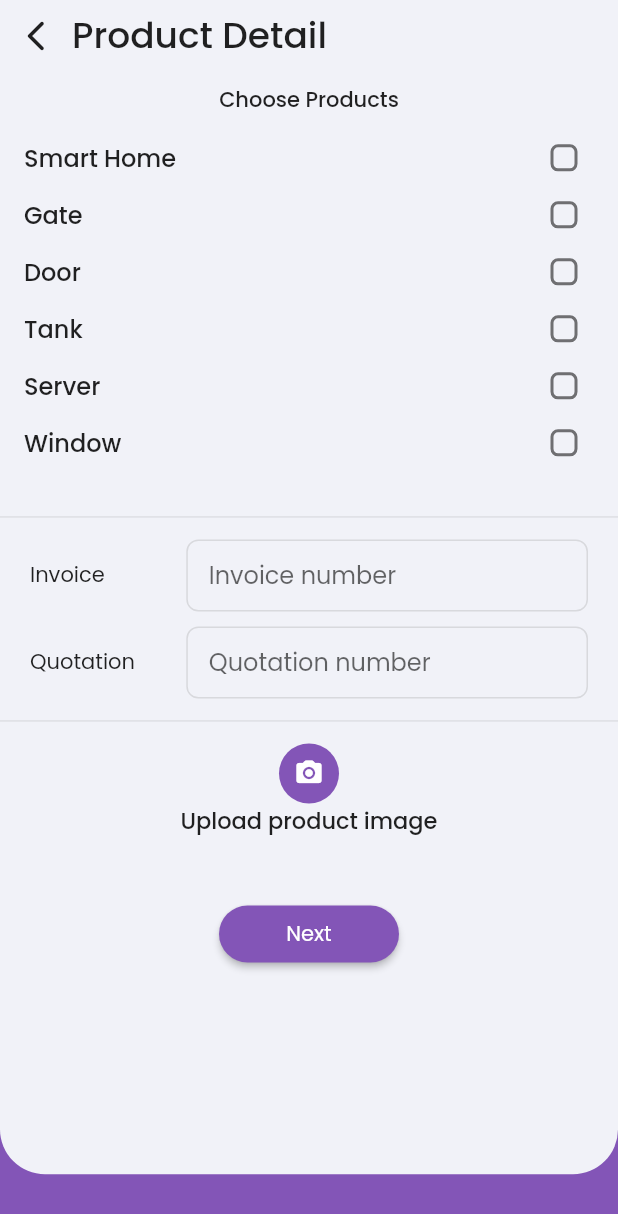
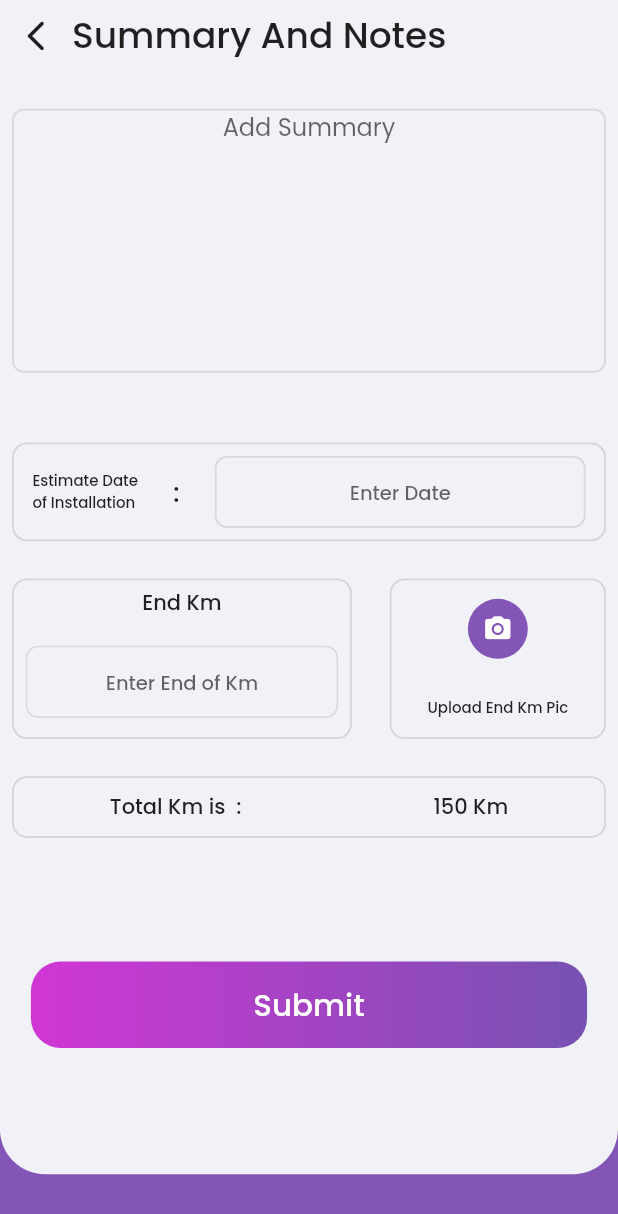
Before and after one commit to onwords-smart-solutions/my_office, a Flutter app: the ProductDetailScreen widget shown alone on an empty page, opened directly, after a tap on "Next", on a phone screen of 412 x 824 dp. Shown: the top 1214 px of the screen. Run offline on Flutter 3.47's test engine with Material 2 defaults, Android fonts, the phone set to English and light mode, and no system bars; our stand-ins replace after_layout, auto_size_text, awesome_dialog, connectivity_plus, delayed_display, firebase_auth and 14 more; missing offline and left inert: slide_to_confirm; accounts and stored records are empty.

Commit message:
add summary page(22/02/2023)

```diff
--- a/lib/PR/visit/product_detail_screen.dart
+++ b/lib/PR/visit/product_detail_screen.dart
@@ -2,6 +2,7 @@ import 'package:flutter/material.dart';
 import 'package:flutter/services.dart';
 import 'package:my_office/Constant/colors/constant_colors.dart';
 import 'package:my_office/Constant/fonts/constant_font.dart';
+import 'package:my_office/PR/visit/summary_notes.dart';
 import 'package:my_office/util/screen_template.dart';
 
 class ProductDetailScreen extends StatefulWidget {
@@ -14,6 +15,7 @@ class ProductDetailScreen extends StatefulWidget {
 class _ProductDetailScreenState extends State<ProductDetailScreen> {
   final TextEditingController _invoiceController = TextEditingController();
   final TextEditingController _quotationController = TextEditingController();
+
   Map<String, bool> products = {
     'Smart Home': false,
     'Gate': false,
@@ -134,7 +136,7 @@ class _ProductDetailScreenState extends State<ProductDetailScreen> {
             const Text('Invoice'),
             const SizedBox(width: 20.0),
             SizedBox(
-              width: MediaQuery.of(context).size.width * .65,
+              width: MediaQuery.of(context).size.width * .63,
               child: TextField(
                   controller: _invoiceController,
                   textInputAction: TextInputAction.done,
@@ -156,19 +158,20 @@ class _ProductDetailScreenState extends State<ProductDetailScreen> {
                         color: Colors.purple,
                       ),
                     ),
-                  )),
+                  ),
+              ),
             )
           ],
         ),
         const SizedBox(height: 10.0),
         //quotation
         Row(
-          mainAxisAlignment: MainAxisAlignment.spaceBetween,
+          mainAxisAlignment: MainAxisAlignment.spaceEvenly,
           children: [
             const Text('Quotation'),
             const SizedBox(width: 20.0),
             SizedBox(
-              width: MediaQuery.of(context).size.width * .65,
+              width: MediaQuery.of(context).size.width * .63,
               child: TextField(
                   controller: _quotationController,
                   textInputAction: TextInputAction.done,
@@ -204,7 +207,7 @@ class _ProductDetailScreenState extends State<ProductDetailScreen> {
       width: 120.0,
       child: ElevatedButton(
           onPressed: () {
-            // Navigator.of(context).push(MaterialPageRoute(builder: (_)=>ProductDetailScreen()));
+            Navigator.of(context).push(MaterialPageRoute(builder: (_)=>const SummaryAndNotes()));
           },
           style: ElevatedButton.styleFrom(
               disabledBackgroundColor: ConstantColor.backgroundColor,
--- /dev/null
+++ b/lib/PR/visit/summary_notes.dart
@@ -0,0 +1,432 @@
+
+
+import 'dart:io';
+
+import 'package:flutter/material.dart';
+import 'package:flutter/services.dart';
+import 'package:image_picker/image_picker.dart';
+import 'package:intl/intl.dart';
+import 'package:my_office/Constant/colors/constant_colors.dart';
+import 'package:my_office/util/screen_template.dart';
+
+import '../../Constant/fonts/constant_font.dart';
+
+class SummaryAndNotes extends StatefulWidget {
+  const SummaryAndNotes({Key? key}) : super(key: key);
+
+  @override
+  State<SummaryAndNotes> createState() => _SummaryAndNotesState();
+}
+
+class _SummaryAndNotesState extends State<SummaryAndNotes> {
+
+  File? image;
+
+  TextEditingController summaryController = TextEditingController();
+  TextEditingController dateController = TextEditingController();
+  TextEditingController totalKMController = TextEditingController();
+
+  Future picImageFromGallery() async {
+    try{
+      final image =  await ImagePicker().pickImage(source: ImageSource.gallery);
+      if(image == null) return;
+
+      final imageTemporary = File(image.path);
+      setState(() {
+        this.image = imageTemporary;
+      });
+    } on PlatformException catch (e) {
+      e;
+    }
+
+
+
+  }
+
+  Future picImageFromCamara() async {
+    try{
+      final image =  await ImagePicker().pickImage(source: ImageSource.camera);
+      if(image == null) return;
+
+      final imageTemporary = File(image.path);
+      setState(() {
+        this.image = imageTemporary;
+      });
+    } on PlatformException catch (e) {
+      e;
+    }
+
+
+
+  }
+
+  void uploadKMImage(double height, double width) {
+    showModalBottomSheet<void>(
+      context: context,
+      backgroundColor: Colors.transparent,
+      builder: (BuildContext ctx) {
+        return Container(
+          margin:  EdgeInsets.symmetric(horizontal: width*0.01),
+          decoration: const BoxDecoration(
+            borderRadius: BorderRadius.only(
+              topLeft: Radius.circular(20),
+              topRight: Radius.circular(20),
+            ),
+            color: Colors.white,
+          ),
+          child: Column(
+            mainAxisAlignment: MainAxisAlignment.spaceBetween,
+            mainAxisSize: MainAxisSize.min,
+            children: <Widget>[
+              Material(
+                color: Colors.transparent,
+                child: InkWell(
+                  onTap: () async {
+                    picImageFromGallery();
+                    Navigator.of(ctx).pop();
+                  },
+                  borderRadius: const BorderRadius.only(
+                    topLeft: Radius.circular(20),
+                    topRight: Radius.circular(20),
+                  ),
+                  child: SizedBox(
+                    height: height*0.07,
+                    child: Row(
+                      children:  [
+                        SizedBox(width: width * 0.05),
+                        const Icon(Icons.photo_library_rounded,
+                            color: Color(0xff8355B7)),
+                        SizedBox(width: width * 0.05),
+                        Text(
+                          "Choose from library",
+                          style: TextStyle(
+                            fontSize: 16,
+                            fontFamily: ConstantFonts.poppinsMedium,
+                            fontWeight: FontWeight.w500,
+                          ),
+                        ),
+                      ],
+                    ),
+                  ),
+                ),
+              ),
+              Material(
+                color: Colors.transparent,
+                child: InkWell(
+                  onTap: () async {
+                    picImageFromCamara();
+                    Navigator.of(ctx).pop();
+                  },
+                  child: SizedBox(
+                    height: height *0.07,
+                    child: Row(
+                      children:  [
+                        SizedBox(width: width * 0.05),
+                        const Icon(Icons.camera_alt_rounded,
+                            color: Color(0xff8355B7)),
+                        SizedBox(width: width * 0.05),
+                        Text(
+                          "Take photo",
+                          style: TextStyle(
+                            fontFamily: ConstantFonts.poppinsMedium,
+                            fontSize: 16,
+                            fontWeight: FontWeight.w500,
+                          ),
+                        ),
+                      ],
+                    ),
+                  ),
+                ),
+              ),
+            ],
+          ),
+        );
+      },
+    );
+  }
+
+  @override
+  Widget build(BuildContext context) {
+    final height = MediaQuery.of(context).size.height;
+    final width = MediaQuery.of(context).size.width;
+    return ScreenTemplate(bodyTemplate: bodyContent(height, width), title: 'Summary And Notes');
+  }
+  Widget bodyContent(double height,double width){
+    return SingleChildScrollView(
+      padding: const EdgeInsets.all(8),
+      physics: const BouncingScrollPhysics(),
+      child: Column(
+        children: [
+          summaryFiled(height, width),
+          dateFiled(height, width),
+          kmAndImagePicWidget(height, width),
+          totalKmFiled(height, width),
+          submitButtonWidget(height, width),
+        ],
+      ),
+    );
+  }
+
+  Widget summaryFiled(double height, double width) {
+    return Container(
+      margin: EdgeInsets.symmetric(vertical: height*0.01),
+      height: height*0.25,
+      width: double.infinity,
+      color: Colors.transparent,
+      child: Column(
+        children: [
+          TextField(
+              controller: summaryController,
+              textInputAction: TextInputAction.next,
+              keyboardType: TextInputType.text,
+              maxLines: 8,
+              textAlign: TextAlign.center,
+              decoration: InputDecoration(
+                contentPadding: const EdgeInsets.symmetric(horizontal: 15),
+                hintText: 'Add Summary',
+                enabledBorder: OutlineInputBorder(
+                  borderRadius: BorderRadius.circular(8),
+                  borderSide: BorderSide(
+                    width: width*0.003,
+                    color: Colors.grey.withOpacity(.3),
+                  ),
+                ),
+                focusedBorder: OutlineInputBorder(
+                  borderRadius: BorderRadius.circular(8),
+                  borderSide: const BorderSide(
+                    width: 1.5,
+                    color: Colors.purple,
+                  ),
+                ),
+              )),
+        ],
+      ),
+    );
+  }
+
+  Widget dateFiled(double height, double width) {
+    return Container(
+      margin: EdgeInsets.symmetric(vertical: height*0.01),
+      padding: EdgeInsets.symmetric(horizontal: width*0.03),
+      height: height*0.08,
+      width: double.infinity,
+      decoration: BoxDecoration(
+          borderRadius: BorderRadius.circular(10),
+          border: Border.all(color: Colors.black12,width: width*0.003)
+      ),
+      child: Row(
+        mainAxisAlignment: MainAxisAlignment.spaceBetween,
+        children: [
+          Text('Estimate Date\nof Installation',style: TextStyle(fontFamily: ConstantFonts.poppinsMedium,fontSize: 10),),
+          Text(':',style: TextStyle(fontFamily: ConstantFonts.poppinsMedium,fontSize: 18),),
+          SizedBox(
+            width: width*0.6,
+            child: TextFormField(
+              controller: dateController,
+              textInputAction: TextInputAction.done,
+              keyboardType: TextInputType.datetime,
+              textAlign: TextAlign.center,
+              readOnly: true,
+              decoration: InputDecoration(
+                contentPadding: const EdgeInsets.symmetric(horizontal: 15),
+                hintText: 'Enter Date',
+                hintStyle: TextStyle(
+                  fontSize: 13,
+                  fontFamily: ConstantFonts.poppinsMedium,
+                ),
+                enabledBorder: OutlineInputBorder(
+                  borderRadius: BorderRadius.circular(8),
+                  borderSide: BorderSide(
+                    width: width*0.003,
+                    color: Colors.grey.withOpacity(.3),
+                  ),
+                ),
+                focusedBorder: OutlineInputBorder(
+                  borderRadius: BorderRadius.circular(8),
+                  borderSide: const BorderSide(
+                    width: 1.5,
+                    color: Colors.purple,
+                  ),
+                ),
+              ),
+              onTap: () async {
+                DateTime? pickedDate = await showDatePicker(
+                  context: context, initialDate: DateTime.now(),
+                  firstDate: DateTime(2000), //DateTime.now() - not to allow to choose before today.
+                  lastDate: DateTime(2101),
+                );
+                if(pickedDate != null ){
+                  String formattedDate = DateFormat('yyyy-MM-dd').format(pickedDate);
+                  setState(() {
+                    dateController.text = formattedDate; //set output date to TextField value.
+                  });
+                }
+              },
+            ),
+          ),
+        ],
+      ),
+    );
+  }
+
+  Widget submitButtonWidget(double height, double width) {
+    return GestureDetector(
+          onTap: () {},
+          child: Container(
+            margin: EdgeInsets.only(top: height * 0.10),
+            height: height * 0.07,
+            width: width * 0.9,
+            decoration: BoxDecoration(
+              borderRadius: BorderRadius.circular(20),
+              gradient: const LinearGradient(
+                colors: [
+                  Color(0xffD136D4),
+                  Color(0xff7652B2),
+                ],
+              ),
+            ),
+            child: Center(
+              child: Text(
+                'Submit',
+                style: TextStyle(
+                    fontFamily: ConstantFonts.poppinsMedium,
+                    fontSize: height * 0.025,
+                    color: Colors.white),
+              ),
+            ),
+          ),
+        );
+  }
+
+  Widget kmAndImagePicWidget(double height, double width) {
+    return Container(
+            margin: EdgeInsets.symmetric(vertical: height*0.02),
+            // padding: const EdgeInsets.all(10),
+            // height: height*0.1,
+            width: double.infinity,
+            child: Row(
+              mainAxisAlignment: MainAxisAlignment.spaceBetween,
+              children: [
+                endKmFiled(height, width),
+                uploadImageWidget(height, width),
+              ],
+            ),
+          );
+  }
+
+  Widget endKmFiled(double height, double width) {
+    return Container(
+        height: height*0.13,
+        width: width*0.55,
+        decoration: BoxDecoration(
+            borderRadius: BorderRadius.circular(10),
+            border: Border.all(color: Colors.black12,width: width*0.003)
+        ),
+        child: Column(
+          mainAxisAlignment: MainAxisAlignment.spaceAround,
+          children: [
+            Text('End Km',style: TextStyle(fontFamily: ConstantFonts.poppinsMedium),),
+            Padding(
+              padding: const EdgeInsets.all(8.0),
+              child: TextField(
+                  controller: totalKMController,
+                  textInputAction: TextInputAction.done,
+                  keyboardType: TextInputType.number,
+                  textAlign: TextAlign.center,
+                  maxLength: 3,
+                  decoration: InputDecoration(
+                    counterText: '',
+                    contentPadding: const EdgeInsets.symmetric(horizontal: 15),
+                    hintText: 'Enter End of Km',
+                    hintStyle: TextStyle(
+                      fontSize: 13,
+                      fontFamily: ConstantFonts.poppinsMedium,
+                    ),
+                    enabledBorder: OutlineInputBorder(
+                      borderRadius: BorderRadius.circular(8),
+                      borderSide: BorderSide(
+                        width: 1,
+                        color: Colors.grey.withOpacity(.3),
+                      ),
+                    ),
+                    focusedBorder: OutlineInputBorder(
+                      borderRadius: BorderRadius.circular(8),
+                      borderSide: const BorderSide(
+                        width: 1.5,
+                        color: Colors.purple,
+                      ),
+                    ),
+                  )),
+            ),
+          ],
+        )
+    );
+  }
+
+  Widget uploadImageWidget(double height, double width) {
+    return Container(
+                height: height*0.13,
+                width: width*0.35,
+                decoration: BoxDecoration(
+                    borderRadius: BorderRadius.circular(10),
+
+                    border: Border.all(color: Colors.black12,width: width*0.003),
+                ),
+                child:  Column(
+                  mainAxisAlignment: MainAxisAlignment.spaceAround,
+
+                  children: [
+
+                   image != null ? Container(
+                     decoration: BoxDecoration(
+                       borderRadius: BorderRadius.circular(30),),
+                     child: Image.file(image!,
+                       height: height*0.08,
+                       width: width*0.25,
+                       fit: BoxFit.cover,
+                     ),
+                   ) : CircleAvatar(
+                        backgroundColor: ConstantColor.backgroundColor,
+                        radius: 20.0,
+                        child:  IconButton(
+                            onPressed: () {
+                              HapticFeedback.heavyImpact();
+                              uploadKMImage(height, width);
+                            },
+                            icon: const Icon(
+                              Icons.photo_camera_rounded,
+                              color: Colors.white,
+                              size: 20.0,
+                            ),),),
+                    Center(
+                      child: Text(
+                        'Upload End Km Pic',
+                        style: TextStyle(
+                            fontFamily: ConstantFonts.poppinsMedium, fontSize: 10.0),
+                      ),
+                    ),
+                  ],
+                ),
+              );
+  }
+
+  Widget totalKmFiled(double height, double width) {
+    return Container(
+        margin: EdgeInsets.only(top: height*0.01),
+        height: height*0.05,
+        decoration: BoxDecoration(
+            borderRadius: BorderRadius.circular(10),
+            border: Border.all(color: Colors.black12,width: width*0.003)
+        ),
+        child: Row(
+          mainAxisAlignment: MainAxisAlignment.spaceAround,
+          children: [
+            Text('Total Km is  :',style: TextStyle(fontFamily: ConstantFonts.poppinsMedium),),
+            Text('150 Km',style: TextStyle(fontFamily: ConstantFonts.poppinsMedium),),
+          ],
+        )
+    );
+  }
+
+
+}
--- a/lib/main.dart
+++ b/lib/main.dart
@@ -17,6 +17,8 @@ import 'models/visit_model.dart';
 
 
 
+
+/// version: 1.0.0+3 Updated On (21/02/2023)
 
 void main() async {
   WidgetsFlutterBinding.ensureInitialized();
--- a/lib/util/screen_template.dart
+++ b/lib/util/screen_template.dart
@@ -16,15 +16,11 @@ class ScreenTemplate extends StatelessWidget {
     final height = MediaQuery.of(context).size.height;
     final width = MediaQuery.of(context).size.width;
     return Scaffold(
-      body: SizedBox(
-        height: height,
-        width: width,
-        child: Stack(
-          alignment: AlignmentDirectional.bottomCenter,
+      body: SingleChildScrollView(
+        physics: const BouncingScrollPhysics(),
+        child: Column(
           children: [
-            Positioned(
-              top: 0,
-              child: Container(
+            Container(
               height: height * 0.95,
               width: width,
               padding: EdgeInsets.only(
@@ -69,7 +65,6 @@ class ScreenTemplate extends StatelessWidget {
                 ),
               ),
             ),
-            ),
           ],
         ),
       ),
--- a/lib/work_done/work_complete.dart
+++ b/lib/work_done/work_complete.dart
@@ -396,7 +396,7 @@ class _WorkCompleteViewScreenState extends State<WorkCompleteViewScreen> {
                                 height * 0.010),
                             textWidget(
                                 height,
-                                'Duration : ${workingHoursList[index]}',
+                                'Duration : ${allData[ind]['time_in_hours']}',
                                 height * 0.010),
                           ],
                         ),
--- a/pubspec.yaml
+++ b/pubspec.yaml
@@ -17,7 +17,7 @@ publish_to: 'none' # Remove this line if you wish to publish to pub.dev
 # https://developer.apple.com/library/archive/documentation/General/Reference/InfoPlistKeyReference/Articles/CoreFoundationKeys.html
 # In Windows, build-name is used as the major, minor, and patch parts
 # of the product and file versions while build-number is used as the build suffix.
-version: 1.0.0+1
+version: 1.0.0+5
 
 environment:
   sdk: '>=2.18.6 <3.0.0'
@@ -57,9 +57,9 @@ dependencies:
   internet_connection_checker: ^1.0.0+1
   connectivity_plus: ^2.3.5
   lottie: ^2.2.0
+  image_picker: ^0.8.6+2
   flutter_local_notifications: ^13.0.0
   timezone: ^0.9.1
-
 
 
 
```
Also changed, not shown: lib/PR/visit/visit_form_screen.dart (line endings or trailing spaces), pubspec.lock, 1 other file. Lines whose indentation alone changed are shown as unchanged.
